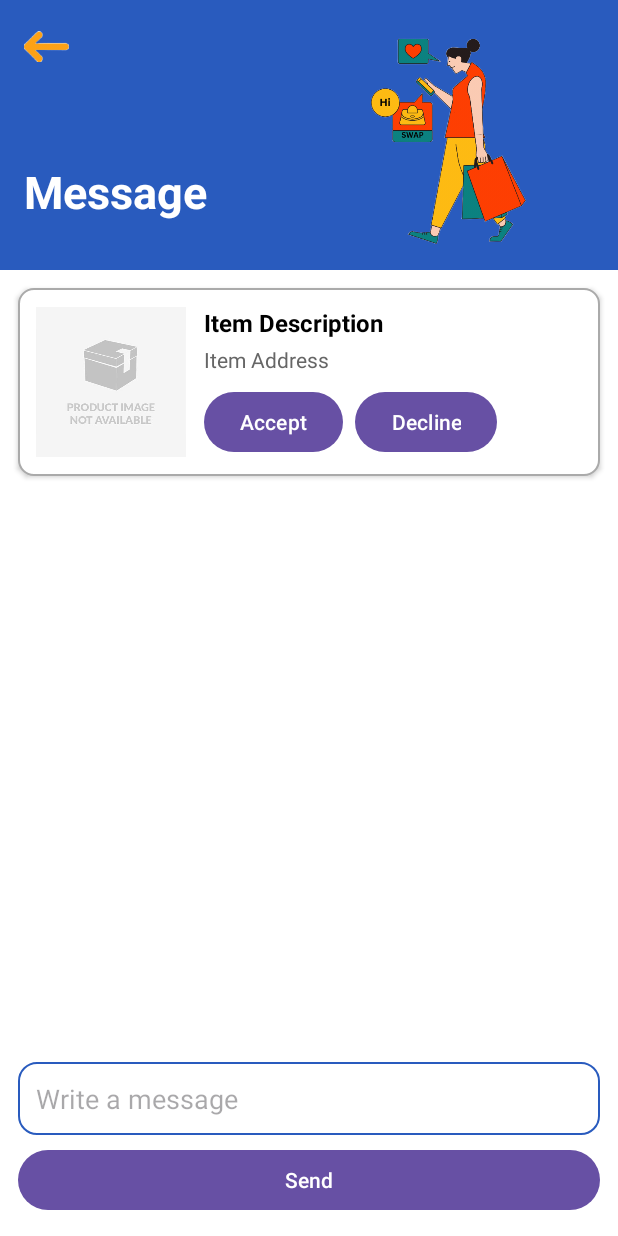
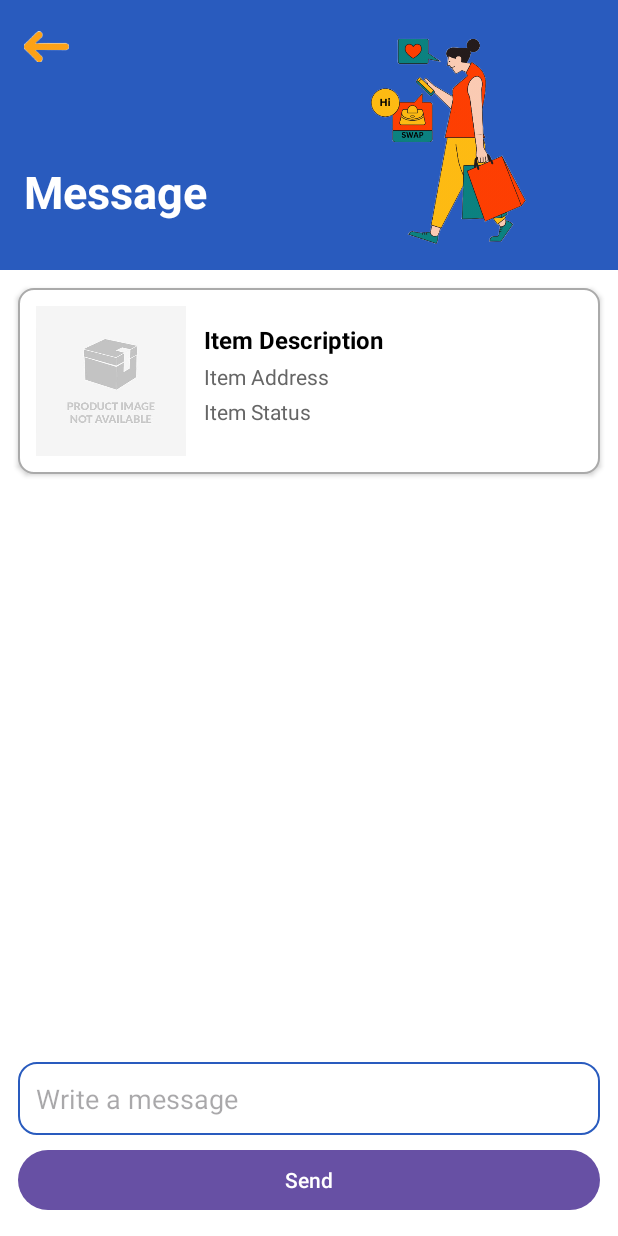
Before and after one commit to HenryBoyakhchyan/SwipSwap-SamsungFinalProject-, an Android app built with Jetpack Compose: the MessagesActivity screen opened directly, with no data from a screen before it, on a phone screen of 412 x 824 dp. Run offline under Robolectric (Android 15) with nearby library versions, the light colour scheme and no system bars; our stand-ins replace Firebase (no records; nobody signed in at launch, a user with empty details on screens opened directly); 1 statement that could not run was skipped.

Commit message:
MessagesActionButtons

```diff
--- a/app/src/main/java/com/example/swipswapsamsungfinalproject/ChatItem.java
+++ b/app/src/main/java/com/example/swipswapsamsungfinalproject/ChatItem.java
@@ -13,7 +13,7 @@ public class ChatItem {
     private String clientUserId;
     private String clientUserEmail;
     private Timestamp creationDate;
-    private String status; // chosen, accepted, rejected
+    private String status; // chosen, accepted, declined, given
     private int unreadMessageCount;
     private Timestamp lastMessageTimestamp;
 
--- a/app/src/main/res/layout/activity_messages.xml
+++ b/app/src/main/res/layout/activity_messages.xml
@@ -1,8 +1,11 @@
 <?xml version="1.0" encoding="utf-8"?>
 <RelativeLayout xmlns:android="http://schemas.android.com/apk/res/android"
+    xmlns:tools="http://schemas.android.com/tools"
+    android:id="@+id/messagesRoot"
     android:layout_width="match_parent"
     android:layout_height="match_parent"
-    android:background="#FFFFFF">
+    android:background="#FFFFFF"
+    tools:context=".MessagesActivity">
 
     <!-- Header -->
     <RelativeLayout
@@ -86,24 +89,47 @@
                 android:textColor="#666666"
                 android:textSize="14sp" />
 
-            <LinearLayout
+            <TextView
+                android:id="@+id/swapItemStatus"
                 android:layout_width="wrap_content"
                 android:layout_height="wrap_content"
+                android:text="Item Status"
+                android:textColor="#666666"
+                android:textSize="14sp"
+                android:layout_marginTop="4dp" />
+
+            <!-- Buttons Container -->
+            <LinearLayout
+                android:id="@+id/buttonLayout"
+                android:layout_width="match_parent"
+                android:layout_height="wrap_content"
                 android:orientation="horizontal"
-                android:layout_marginTop="8dp">
+                android:layout_marginTop="8dp"
+                android:gravity="start"
+                >
 
                 <Button
                     android:id="@+id/acceptButton"
                     android:layout_width="wrap_content"
                     android:layout_height="wrap_content"
-                    android:text="Accept" />
+                    android:text="Accept"
+                    android:visibility="gone" />
 
                 <Button
                     android:id="@+id/declineButton"
                     android:layout_width="wrap_content"
                     android:layout_height="wrap_content"
                     android:text="Decline"
-                    android:layout_marginStart="8dp" />
+                    android:layout_marginStart="8dp"
+                    android:visibility="gone" />
+
+                <Button
+                    android:id="@+id/takenButton"
+                    android:layout_width="wrap_content"
+                    android:layout_height="wrap_content"
+                    android:text="Taken"
+                    android:layout_marginStart="8dp"
+                    android:visibility="gone" />
             </LinearLayout>
         </LinearLayout>
     </LinearLayout>
@@ -134,12 +160,15 @@
             android:background="@drawable/bg_input_field"
             android:padding="12dp" />
 
+
+
         <Button
             android:id="@+id/sendButton"
             android:layout_width="match_parent"
             android:layout_height="wrap_content"
             android:text="Send"
-            android:layout_marginTop="6dp" />
+            android:layout_marginTop="6dp"
+            android:drawable="@drawable/ic_send" />
     </LinearLayout>
 
     <!-- Bottom Navigation -->
@@ -149,8 +178,5 @@
         android:layout_height="1dp"
         android:layout_alignParentBottom="true"
         android:orientation="horizontal"
-        android:gravity="center">
-
-    </LinearLayout>
-
+        android:gravity="center" />
 </RelativeLayout>
```
Also changed, not shown: app/src/main/java/com/example/swipswapsamsungfinalproject/ChatListAdapter.java (+9 -2 lines), app/src/main/java/com/example/swipswapsamsungfinalproject/MessagesActivity.java (+137 -69 lines), app/src/main/res/drawable/given.png (added), app/src/main/res/drawable/rejected.png (added), 3 other files.
